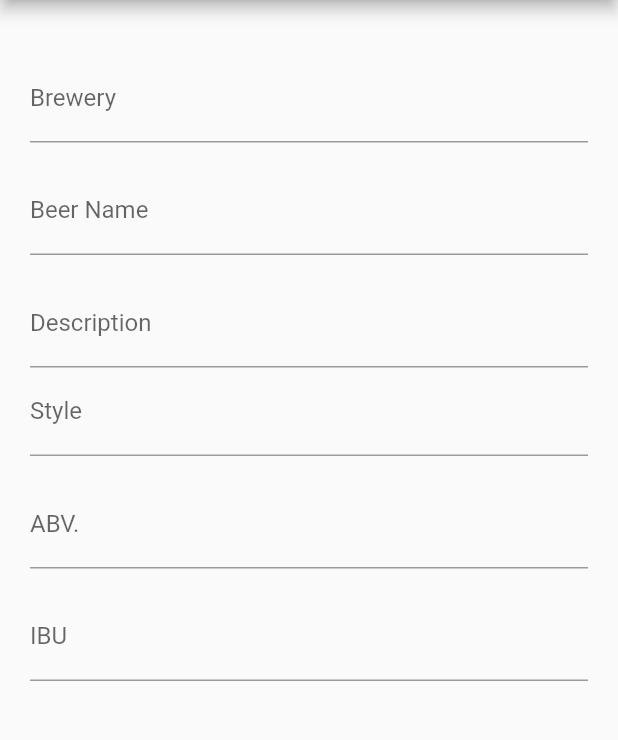
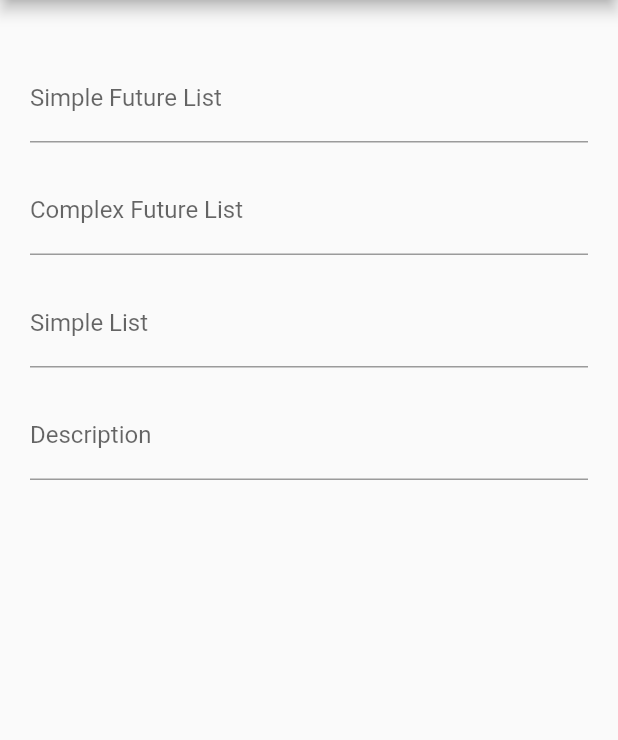
Before and after one commit to alexrindone/flutter_textfield_search, a Flutter app: the screen it shows after launch, on a phone screen of 412 x 824 dp, the part 84-824 px from its top. Run offline on Flutter 3.47's test engine with Material 2 defaults, Android fonts, the phone set to English and light mode, and no system bars.

Commit message:
Added the ability to show and select from a list of options that are … (#21)
* Added the ability to show and select from a list of options that are objects

* auto updating coverage.json and lcov.info

```diff
--- a/example/lib/main.dart
+++ b/example/lib/main.dart
@@ -29,34 +29,30 @@ class MyHomePage extends StatefulWidget {
 }
 
 class _MyHomePageState extends State<MyHomePage> {
-  final listOfStyles = [
-    'Stout',
-    'Oatmeal Stout',
-    'Chocolate Stout',
-    'Gose',
-    'IPA',
-    'New England IPA',
-    'India Pale Ale',
-    'Lager',
-    'Ale',
-    'Red Ale'
+  final _testList = [
+    'Test Item 1',
+    'Test Item 2',
+    'Test Item 3',
+    'Test Item 4',
   ];
 
   TextEditingController myController = TextEditingController();
   TextEditingController myController2 = TextEditingController();
-
+  TextEditingController myController3 = TextEditingController();
 
   @override
   void initState() {
     super.initState();
     myController.addListener(_printLatestValue);
     myController2.addListener(_printLatestValue);
+    myController3.addListener(_printLatestValue);
 
   }
 
   _printLatestValue() {
     print("text field: ${myController.text}");
     print("text field: ${myController2.text}");
+    print("text field: ${myController3.text}");
   }
 
   @override
@@ -65,11 +61,12 @@ class _MyHomePageState extends State<MyHomePage> {
     // widget tree.
     myController.dispose();
     myController2.dispose();
+    myController3.dispose();
     super.dispose();
   }
 
   // mocking a future
-  Future<List> fetchData() async {
+  Future<List> fetchSimpleData() async {
     await Future.delayed(Duration(milliseconds: 5000));
     List _list = new List();
     String _inputText = myController2.text;
@@ -78,6 +75,36 @@ class _MyHomePageState extends State<MyHomePage> {
     _list.add(_inputText + ' Item 1');
     _list.add(_inputText + ' Item 2');
     _list.add(_inputText + ' Item 3');
+    return _list;
+  }
+
+  // mocking a future that returns List of Objects
+  Future<List> fetchComplexData() async {
+    await Future.delayed(Duration(milliseconds: 3000));
+    List _list = new List();
+    String _inputText = myController3.text;
+    List _jsonList = [
+      {
+        'label': _inputText + ' Item 1',
+        'value': 30
+      },
+      {
+        'label': _inputText + ' Item 2',
+        'value': 31
+      },
+      {
+        'label': _inputText + ' Item 3',
+        'value': 32
+      },
+    ];
+    // create a list from the text input of three items
+    // to mock a list of items from an http call where
+    // the label is what is seen in the textfield and something like an
+    // ID is the selected value
+    _list.add(new TestItem.fromJson(_jsonList[0]));
+    _list.add(new TestItem.fromJson(_jsonList[1]));
+    _list.add(new TestItem.fromJson(_jsonList[2]));
+
     return _list;
   }
 
@@ -98,39 +125,33 @@ class _MyHomePageState extends State<MyHomePage> {
             children: <Widget>[
               SizedBox(height: 16),
               TextFieldSearch(
-                  label: 'Brewery',
+                  label: 'Simple Future List',
                   controller: myController2,
                   future: () {
-                    return fetchData();
+                    return fetchSimpleData();
                   }
               ),
               SizedBox(height: 16),
-              TextFormField(
-                decoration: InputDecoration(
-                    labelText: 'Beer Name'
-                ),
+              TextFieldSearch(
+                label: 'Complex Future List',
+                controller: myController3,
+                future: () {
+                  return fetchComplexData();
+                },
+                getSelectedValue: (item) {
+                  print(item);
+                },
+              ),
+              SizedBox(height: 16),
+              TextFieldSearch(
+                initialList: _testList,
+                label: 'Simple List',
+                controller: myController
               ),
               SizedBox(height: 16),
               TextFormField(
                 decoration: InputDecoration(
                     labelText: 'Description'
-                ),
-              ),
-              TextFieldSearch(
-                initialList: listOfStyles,
-                label: 'Style',
-                controller: myController
-              ),
-              SizedBox(height: 16),
-              TextFormField(
-                decoration: InputDecoration(
-                    labelText: 'ABV.'
-                ),
-              ),
-              SizedBox(height: 16),
-              TextFormField(
-                decoration: InputDecoration(
-                    labelText: 'IBU'
                 ),
               ),
             ],
@@ -140,3 +161,20 @@ class _MyHomePageState extends State<MyHomePage> {
     );
   }
 }
+
+// Mock Test Item Class
+class TestItem {
+  String label;
+  dynamic value;
+  TestItem({
+    this.label,
+    this.value
+  });
+
+  factory TestItem.fromJson(Map<String, dynamic> json) {
+    return TestItem(
+      label: json['label'],
+      value: json['value']
+    );
+  }
+}
--- a/pubspec.yaml
+++ b/pubspec.yaml
@@ -1,7 +1,7 @@
 name: textfield_search
 description: A new Flutter package which uses a TextField to search and select it's value from a simple list.
 homepage: https://github.com/alexrindone/flutter_textfield_search
-version: 0.5.0
+version: 0.6.0
 
 environment:
   sdk: ">=2.1.0 <3.0.0"
```
Also changed, not shown: lib/textfield_search.dart (+22 -6 lines), example/pubspec.lock, 3 other files.
